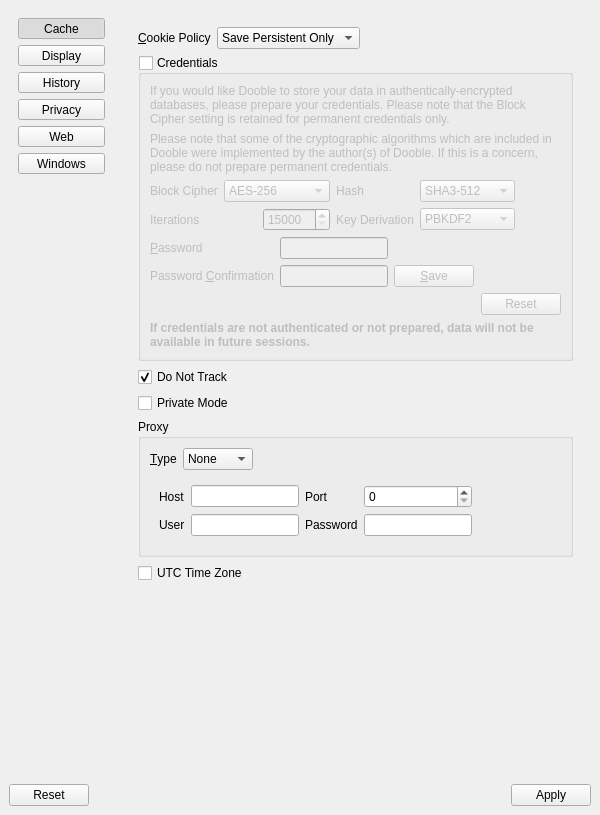
This is 2.x/UI/dooble_settings.ui in textbrowser/dooble as Qt 5 draws it before an edit. The edited form follows.
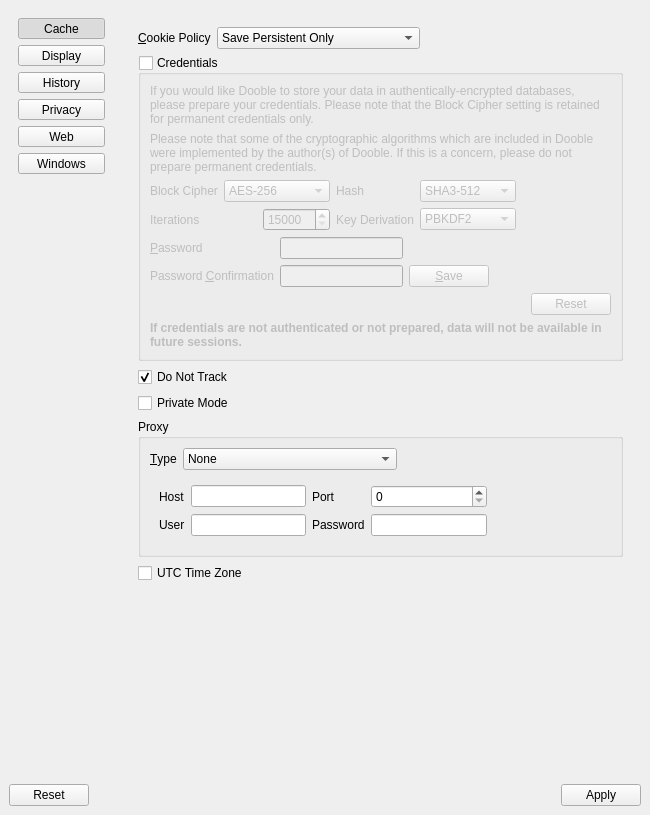
This is the edited form. The open tabs and pages were chosen to show the change. Icons and pictures are not drawn.

Patch:
```diff
--- a/2.x/UI/dooble_settings.ui
+++ b/2.x/UI/dooble_settings.ui
@@ -6,7 +6,7 @@
    <rect>
     <x>0</x>
     <y>0</y>
-    <width>600</width>
+    <width>650</width>
     <height>815</height>
    </rect>
   </property>
@@ -792,8 +792,8 @@
               <rect>
                <x>0</x>
                <y>0</y>
-               <width>472</width>
-               <height>703</height>
+               <width>501</width>
+               <height>746</height>
               </rect>
              </property>
              <layout class="QVBoxLayout" name="verticalLayout_8">
@@ -811,6 +811,12 @@
                 </item>
                 <item>
                  <widget class="QComboBox" name="cookie_policy">
+                  <property name="sizePolicy">
+                   <sizepolicy hsizetype="Expanding" vsizetype="Fixed">
+                    <horstretch>0</horstretch>
+                    <verstretch>0</verstretch>
+                   </sizepolicy>
+                  </property>
                   <property name="currentIndex">
                    <number>2</number>
                   </property>
@@ -919,6 +925,12 @@
                    </item>
                    <item row="0" column="4">
                     <widget class="QComboBox" name="hash">
+                     <property name="sizePolicy">
+                      <sizepolicy hsizetype="Expanding" vsizetype="Fixed">
+                       <horstretch>0</horstretch>
+                       <verstretch>0</verstretch>
+                      </sizepolicy>
+                     </property>
                      <property name="currentIndex">
                       <number>1</number>
                      </property>
@@ -939,6 +951,12 @@
                    </item>
                    <item row="1" column="4">
                     <widget class="QComboBox" name="key_derivation">
+                     <property name="sizePolicy">
+                      <sizepolicy hsizetype="Expanding" vsizetype="Fixed">
+                       <horstretch>0</horstretch>
+                       <verstretch>0</verstretch>
+                      </sizepolicy>
+                     </property>
                      <property name="sizeAdjustPolicy">
                       <enum>QComboBox::AdjustToContents</enum>
                      </property>
@@ -1138,6 +1156,12 @@
                    </item>
                    <item>
                     <widget class="QComboBox" name="proxy_type">
+                     <property name="sizePolicy">
+                      <sizepolicy hsizetype="Expanding" vsizetype="Fixed">
+                       <horstretch>0</horstretch>
+                       <verstretch>0</verstretch>
+                      </sizepolicy>
+                     </property>
                      <property name="currentIndex">
                       <number>1</number>
                      </property>
```
Left out of the diff: 50 changed lines with no effect on the pictures.
